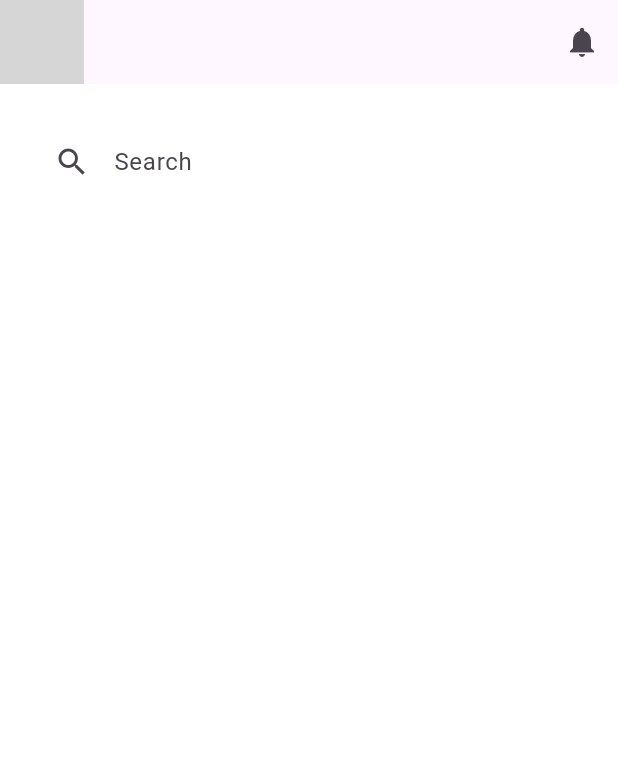
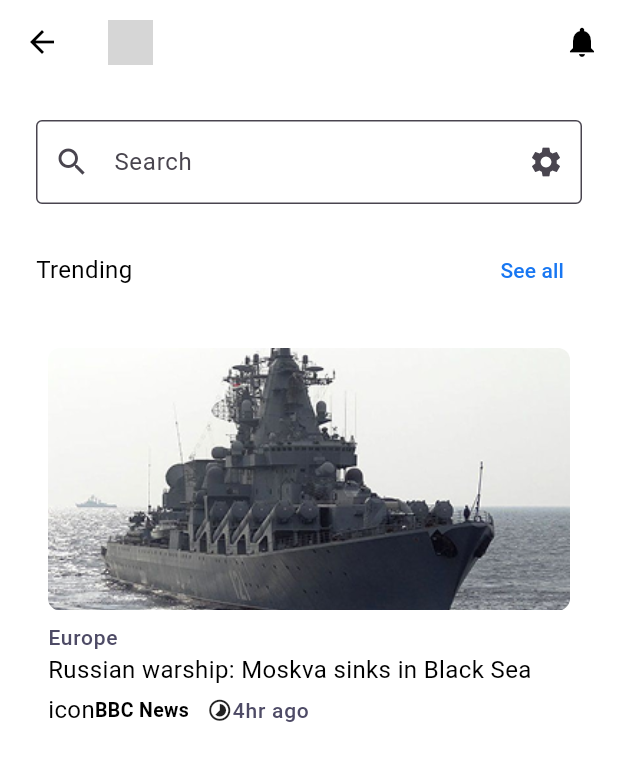
Before and after one commit to jayashz/kabar_news, a Flutter app: the HomepageWidget screen opened directly, on a phone screen of 412 x 824 dp. Shown: the top 761 px of the screen. Run offline on Flutter 3.47's test engine with Material 3 defaults, Android fonts, the phone set to English and light mode, and no system bars; our stand-ins replace dartz, email_validator, firebase_auth, firebase_core, flutter_bloc, flutter_form_builder and 5 more; accounts and stored records are empty; grey boxes are pictures that could not be loaded.

Commit message:
Added: added custom widgets

```diff
--- a/lib/common/bloc/assets.dart
+++ b/lib/common/bloc/assets.dart
@@ -2,4 +2,5 @@ class Assets {
   static const String logo = "assets/logo/Vector.png";
   static const String google = "assets/images/google.png";
   static const String facebook = "assets/images/facebook.png";
+  static const String boat = "assets/images/boat.png";
 }
--- a/lib/common/custom_themes.dart
+++ b/lib/common/custom_themes.dart
@@ -41,6 +41,12 @@ class CustomThemes {
     ),
     inputDecorationTheme: InputDecorationTheme(
       fillColor: Colors.white,
+    ),
+    appBarTheme: AppBarTheme(
+      backgroundColor: Colors.white,
+      iconTheme: IconThemeData(
+        color: Colors.black,
+      ),
     ),
   );
 
@@ -89,5 +95,11 @@ class CustomThemes {
     inputDecorationTheme: InputDecorationTheme(
       fillColor: Color(0xFF3A3B3C),
     ),
+    appBarTheme: AppBarTheme(
+      backgroundColor: Colors.black,
+      iconTheme: IconThemeData(
+        color: Colors.white,
+      ),
+    ),
   );
 }
--- /dev/null
+++ b/lib/common/custom_widgets/cards/trending_cards.dart
@@ -0,0 +1,61 @@
+import 'package:flutter/material.dart';
+import 'package:gap/gap.dart';
+
+class TrendingCards extends StatelessWidget {
+  final String title;
+  final String photoUrl;
+  final String country;
+  const TrendingCards(
+      {super.key,
+      required this.title,
+      required this.photoUrl,
+      required this.country});
+
+  @override
+  Widget build(BuildContext context) {
+    return Container(
+      padding: const EdgeInsets.all(8),
+      child: Column(
+        crossAxisAlignment: CrossAxisAlignment.start,
+        children: [
+          ClipRRect(
+            borderRadius: BorderRadius.circular(8),
+            child: Image.asset(
+              photoUrl,
+              width: double.infinity,
+              fit: BoxFit.cover,
+            ),
+          ),
+          const SizedBox(height: 8),
+          Text(
+            country,
+            style: Theme.of(context).textTheme.labelSmall,
+          ),
+          Text(
+            title,
+            style: Theme.of(context).textTheme.bodyMedium,
+          ),
+          const SizedBox(height: 4),
+          Row(
+            children: [
+              Text("icon"),
+              Text(
+                "BBC News",
+                style: TextStyle(fontSize: 13, fontWeight: FontWeight.w700),
+              ),
+              Gap(12),
+              Icon(
+                Icons.timelapse_rounded,
+                size: 17,
+              ),
+              Text(
+                "4hr ago",
+                style: Theme.of(context).textTheme.labelSmall,
+              ),
+            ],
+          )
+        ],
+      ),
+    );
+  }
+}
--- a/lib/common/custom_widgets/custom_searchfield.dart
+++ b/lib/common/custom_widgets/custom_searchfield.dart
@@ -1,5 +1,4 @@
 import 'package:flutter/material.dart';
-import 'package:kabar_news/common/custom_themes.dart';
 
 class CustomSearchfield extends StatelessWidget {
   const CustomSearchfield({super.key});
@@ -12,10 +11,13 @@ class CustomSearchfield extends StatelessWidget {
         fillColor: Theme.of(context).inputDecorationTheme.fillColor,
         hintText: 'Search',
         prefixIcon: const Icon(Icons.search),
-        border: OutlineInputBorder(
-          borderRadius: BorderRadius.circular(30),
-          borderSide: BorderSide.none,
+        suffixIcon: IconButton(
+          icon: const Icon(Icons.settings),
+          onPressed: () {
+            // Handle clear button press
+          },
         ),
+        border: OutlineInputBorder(),
       ),
     );
   }
--- a/lib/features/homepage/widgets/homepage_widget.dart
+++ b/lib/features/homepage/widgets/homepage_widget.dart
@@ -1,5 +1,6 @@
 import 'package:flutter/material.dart';
 import 'package:kabar_news/common/bloc/assets.dart';
+import 'package:kabar_news/common/custom_widgets/cards/trending_cards.dart';
 import 'package:kabar_news/common/custom_widgets/custom_searchfield.dart';
 
 class HomepageWidget extends StatelessWidget {
@@ -8,10 +9,15 @@ class HomepageWidget extends StatelessWidget {
   @override
   Widget build(BuildContext context) {
     return Scaffold(
-      appBar: AppBar(
-        leading: Image.asset(
+      body: CustomScrollView(
+        slivers: [
+          SliverAppBar(
+            title: Image.asset(
               Assets.logo,
+              height: 30,
             ),
+            centerTitle: false,
+            backgroundColor: Theme.of(context).appBarTheme.backgroundColor,
             actions: [
               IconButton(
                 icon: const Icon(Icons.notifications),
@@ -21,13 +27,32 @@ class HomepageWidget extends StatelessWidget {
               ),
             ],
           ),
-      body: Padding(
+          SliverToBoxAdapter(
+            child: Padding(
               padding: const EdgeInsets.all(24),
               child: Column(
                 children: [
-            CustomSearchfield(),
+                  const CustomSearchfield(),
+                  // Add your other widgets here
+                  const SizedBox(height: 20),
+                  Row(
+                    mainAxisAlignment: MainAxisAlignment.spaceBetween,
+                    children: [
+                      Text("Trending"),
+                      TextButton(onPressed: () {}, child: Text("See all")),
                     ],
                   ),
+                  const SizedBox(height: 20),
+                  TrendingCards(
+                    title: "Russian warship: Moskva sinks in Black Sea",
+                    photoUrl: Assets.boat,
+                    country: "Europe",
+                  ),
+                ],
+              ),
+            ),
+          ),
+        ],
       ),
     );
   }
```
Also changed, not shown: assets/images/boat.png (added). Lines whose indentation alone changed are shown as unchanged.
